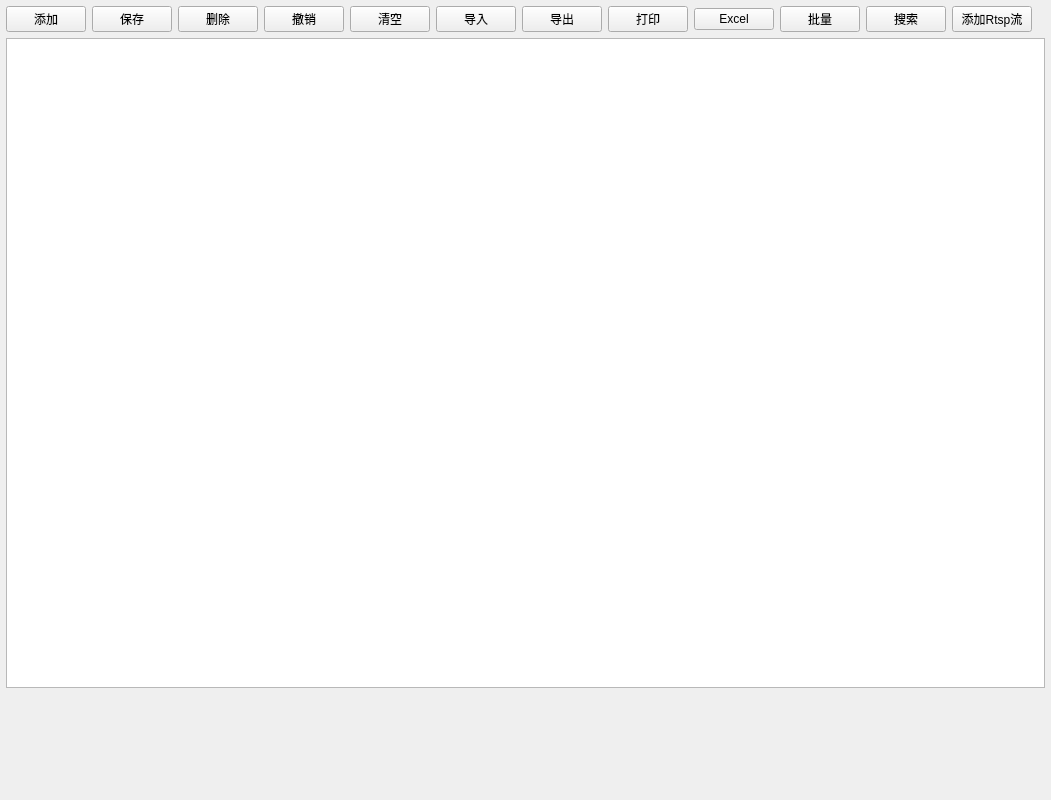
Qt form video_system/ui/frmconfig/frmconfigipc.ui (Geey-Cloud/video-system) before a commit.
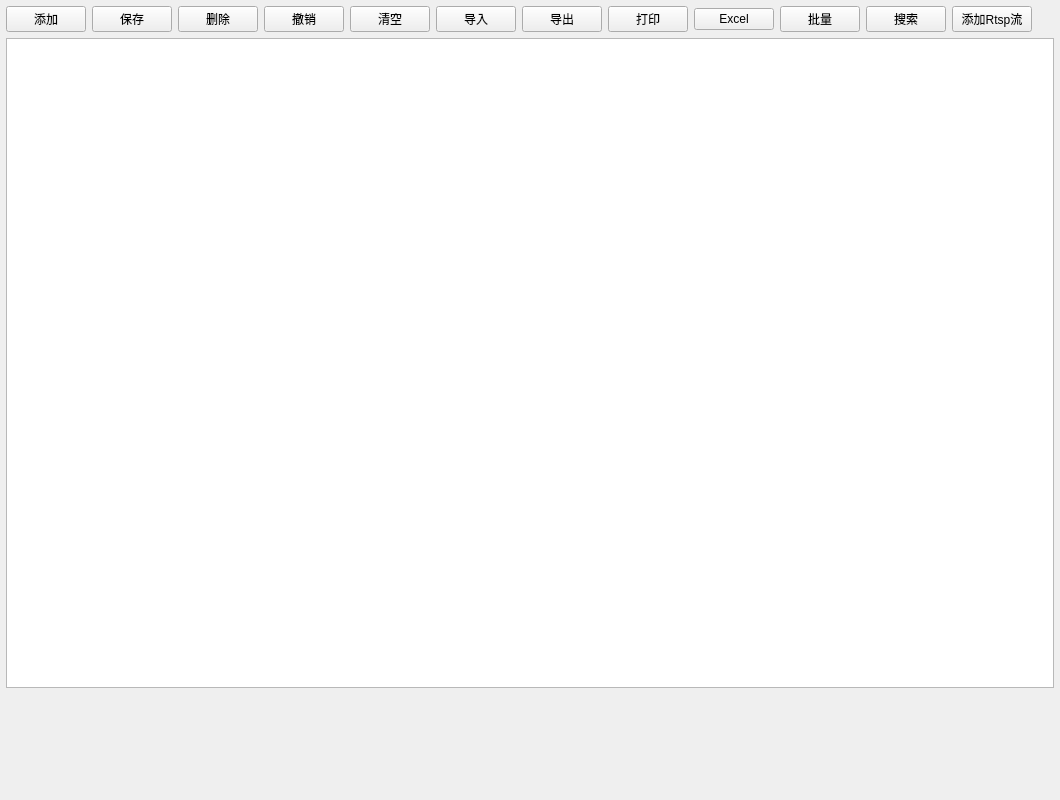
The same form after that commit. Custom widgets are drawn as their Qt base class.

Commit message: 添加主界面进入[摄像机管理]入口

```diff
--- a/video_system/ui/frmconfig/frmconfigipc.ui
+++ b/video_system/ui/frmconfig/frmconfigipc.ui
@@ -6,7 +6,7 @@
    <rect>
     <x>0</x>
     <y>0</y>
-    <width>1010</width>
+    <width>1060</width>
     <height>800</height>
    </rect>
   </property>
```
The commit also changes 7 other files.
